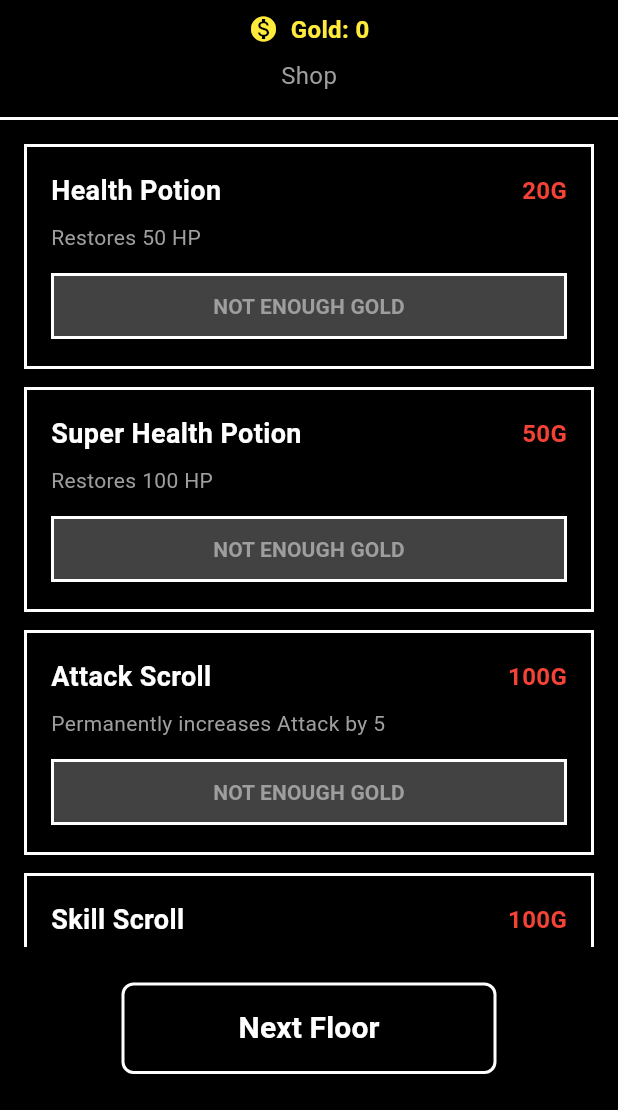
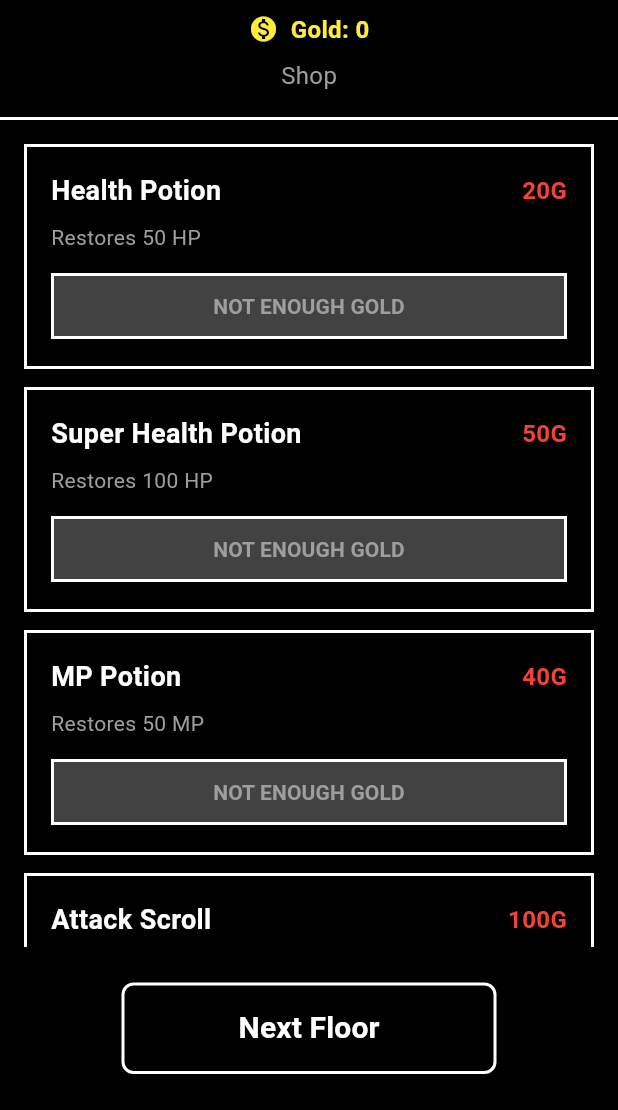
Before and after one commit to Samestora/Penuhan, a Flutter app: the ShopScreen screen opened directly with empty values, on a phone screen of 412 x 824 dp, the part 126-1236 px from its top. Run offline on Flutter 3.47's test engine with Material 3 defaults, Android fonts, the phone set to English and light mode, and no system bars; our stand-ins replace file_picker, hive, hive_flutter, package_info_plus; missing offline and left inert: flame, flutter_soloud; accounts and stored records are empty; Roboto replaces fonts that are missing (Unifont).

Commit message:
Update use non reload on shop and when using item on resting and selection floor and fix UI

```diff
--- a/lib/core/models/game_progress.dart
+++ b/lib/core/models/game_progress.dart
@@ -7,6 +7,8 @@ class GameProgress {
   final int playerMaxHp;
   final int playerXp;
   final int playerMaxXp;
+  final int playerMp;
+  final int playerMaxMp;
   final int playerAttack;
   final int playerSkill;
   final int gold;
@@ -19,6 +21,8 @@ class GameProgress {
     required this.playerMaxHp,
     required this.playerXp,
     required this.playerMaxXp,
+    this.playerMp = 50,
+    this.playerMaxMp = 50,
     required this.playerAttack,
     required this.playerSkill,
     this.gold = 0,
@@ -32,6 +36,8 @@ class GameProgress {
     int? playerMaxHp,
     int? playerXp,
     int? playerMaxXp,
+    int? playerMp,
+    int? playerMaxMp,
     int? playerAttack,
     int? playerSkill,
     int? gold,
@@ -44,6 +50,8 @@ class GameProgress {
       playerMaxHp: playerMaxHp ?? this.playerMaxHp,
       playerXp: playerXp ?? this.playerXp,
       playerMaxXp: playerMaxXp ?? this.playerMaxXp,
+      playerMp: playerMp ?? this.playerMp,
+      playerMaxMp: playerMaxMp ?? this.playerMaxMp,
       playerAttack: playerAttack ?? this.playerAttack,
       playerSkill: playerSkill ?? this.playerSkill,
       gold: gold ?? this.gold,
@@ -55,6 +63,12 @@ class GameProgress {
   GameProgress restoreHp(int amount) {
     final newHp = (playerHp + amount).clamp(0, playerMaxHp);
     return copyWith(playerHp: newHp);
+  }
+
+  // Helper untuk restore MP
+  GameProgress restoreMp(int amount) {
+    final newMp = (playerMp + amount).clamp(0, playerMaxMp);
+    return copyWith(playerMp: newMp);
   }
 
   // Helper untuk next floor
@@ -96,6 +110,9 @@ class GameProgress {
     if (item.hpRestore != null) {
       newProgress = newProgress.restoreHp(item.hpRestore!);
     }
+    if (item.mpRestore != null) {
+      newProgress = newProgress.restoreMp(item.mpRestore!);
+    }
     if (item.attackBoost != null) {
       newProgress = newProgress.copyWith(
         playerAttack: playerAttack + item.attackBoost!,
--- a/lib/core/models/item.dart
+++ b/lib/core/models/item.dart
@@ -9,6 +9,7 @@ class Item {
   final String description;
   final ItemType type;
   final int? hpRestore;
+  final int? mpRestore;
   final int? attackBoost;
   final int? skillBoost;
 
@@ -18,6 +19,7 @@ class Item {
     required this.description,
     required this.type,
     this.hpRestore,
+    this.mpRestore,
     this.attackBoost,
     this.skillBoost,
   });
@@ -30,6 +32,8 @@ class Item {
         return l10n.itemHealthPotionName;
       case 'super_health_potion':
         return l10n.itemSuperHealthPotionName;
+      case 'mp_potion':
+        return l10n.itemMpPotionName;
       case 'attack_scroll':
         return l10n.itemAttackScrollName;
       case 'skill_scroll':
@@ -47,6 +51,8 @@ class Item {
         return l10n.itemHealthPotionDesc;
       case 'super_health_potion':
         return l10n.itemSuperHealthPotionDesc;
+      case 'mp_potion':
+        return l10n.itemMpPotionDesc;
       case 'attack_scroll':
         return l10n.itemAttackScrollDesc;
       case 'skill_scroll':
@@ -73,6 +79,14 @@ class Item {
     hpRestore: 100,
   );
 
+  static const mpPotion = Item(
+    id: 'mp_potion',
+    name: 'MP Potion',
+    description: 'Restores 50 MP',
+    type: ItemType.potion,
+    mpRestore: 50,
+  );
+
   static const attackScroll = Item(
     id: 'attack_scroll',
     name: 'Attack Scroll',
@@ -93,6 +107,7 @@ class Item {
   static const allItems = [
     healthPotion,
     superHealthPotion,
+    mpPotion,
     attackScroll,
     skillScroll,
   ];
@@ -108,6 +123,7 @@ class ShopItem {
   static const shopItems = [
     ShopItem(item: Item.healthPotion, price: 20),
     ShopItem(item: Item.superHealthPotion, price: 50),
+    ShopItem(item: Item.mpPotion, price: 40),
     ShopItem(item: Item.attackScroll, price: 100),
     ShopItem(item: Item.skillScroll, price: 100),
   ];
--- a/lib/features/app/screens/main_menu.dart
+++ b/lib/features/app/screens/main_menu.dart
@@ -212,6 +212,8 @@ class __EmbarkContentState extends State<_EmbarkContent> {
                   playerMaxHp: 150,
                   playerXp: 0,
                   playerMaxXp: 150,
+                  playerMp: 50,
+                  playerMaxMp: 50,
                   playerAttack: 10,
                   playerSkill: 10,
                   gold: 0,
--- a/lib/features/app/screens/shop_screen.dart
+++ b/lib/features/app/screens/shop_screen.dart
@@ -28,29 +28,19 @@ class _ShopScreenState extends State<ShopScreen> {
   late AudioManager _audioManager;
   bool _isPaused = false;
   bool _showSettings = false;
+  late GameProgress _progress;
 
   @override
   void didChangeDependencies() {
     super.didChangeDependencies();
     _audioManager = context.read<AudioManager>();
+    _progress = widget.gameProgress;
   }
 
   void _buyItem(ShopItem shopItem) {
     _audioManager.playSfx(AssetManager.sfxClick);
     setState(() {
-      final updatedProgress = widget.gameProgress.buyItem(
-        shopItem.item,
-        shopItem.price,
-      );
-      // Refresh dengan progress baru
-      Navigator.of(context).pushReplacement(
-        MaterialPageRoute(
-          builder: (_) => ShopScreen(
-            dungeon: widget.dungeon,
-            gameProgress: updatedProgress,
-          ),
-        ),
-      );
+      _progress = _progress.buyItem(shopItem.item, shopItem.price);
     });
   }
 
@@ -129,7 +119,7 @@ class _ShopScreenState extends State<ShopScreen> {
           Text(
             AppLocalizations.of(
               context,
-            )!.floorNumber(widget.gameProgress.currentFloor),
+            )!.floorNumber(_progress.currentFloor),
             style: const TextStyle(
               fontFamily: 'Unifont',
               fontSize: 18,
@@ -145,7 +135,7 @@ class _ShopScreenState extends State<ShopScreen> {
               Text(
                 AppLocalizations.of(
                   context,
-                )!.shopGold(widget.gameProgress.gold),
+                )!.shopGold(_progress.gold),
                 style: const TextStyle(
                   fontFamily: 'Unifont',
                   fontSize: 16,
@@ -175,7 +165,7 @@ class _ShopScreenState extends State<ShopScreen> {
       itemCount: ShopItem.shopItems.length,
       itemBuilder: (context, index) {
         final shopItem = ShopItem.shopItems[index];
-        final canAfford = widget.gameProgress.gold >= shopItem.price;
+        final canAfford = _progress.gold >= shopItem.price;
 
         return Container(
           margin: const EdgeInsets.only(bottom: 12),
@@ -268,7 +258,7 @@ class _ShopScreenState extends State<ShopScreen> {
             MaterialPageRoute(
               builder: (_) => FloorSelectionScreen(
                 dungeon: widget.dungeon,
-                gameProgress: widget.gameProgress.nextFloor(),
+                gameProgress: _progress.nextFloor(),
               ),
             ),
           );
--- a/lib/l10n/app_en.arb
+++ b/lib/l10n/app_en.arb
@@ -150,7 +150,7 @@
     "skillSelectTitle": "SELECT SKILL",
     "skillCancel": "CANCEL",
     "skillAttack": "ATTACK",
-    "skillCost": "Cost: {cost} SP",
+    "skillCost": "Cost: {cost} MP",
     "@skillCost": {
         "placeholders": {
             "cost": {"type": "int"}
@@ -165,6 +165,7 @@
             "damage": {"type": "int"}
         }
     },
+    "notEnoughMP": "Not enough MP",
     "skillFireballName": "Fireball",
     "skillFireballDesc": "Launch a blazing fireball\\nDeals 150% skill damage",
     "skillIceSpearName": "Ice Spear",
@@ -227,5 +228,9 @@
     "itemAttackScrollName": "Attack Scroll",
     "itemAttackScrollDesc": "Permanently increases Attack by 5",
     "itemSkillScrollName": "Skill Scroll",
-    "itemSkillScrollDesc": "Permanently increases Skill by 5"
+    "itemSkillScrollDesc": "Permanently increases Skill by 5",
+    "itemMpPotionName": "MP Potion",
+    "itemMpPotionDesc": "Restores 50 MP"
+    ,"battlePlayerRestoresMp": "{playerName} restores {amount} MP!"
+    ,"@battlePlayerRestoresMp": {"placeholders": {"playerName": {"type": "String"}, "amount": {"type": "int"}}}
 }
```
Also changed, not shown: lib/features/app/screens/floor_selection_screen.dart (+21 -25 lines), lib/features/app/screens/resting_screen.dart (+18 -21 lines), lib/features/battle/models/battle_character.dart (+15 -0 lines), lib/features/battle/screens/battle_screen.dart (+49 -39 lines), lib/l10n/app_id.arb (+7 -2 lines), lib/l10n/generated/app_localizations.dart, lib/l10n/generated/app_localizations_en.dart, lib/l10n/generated/app_localizations_id.dart, 1 other file.
